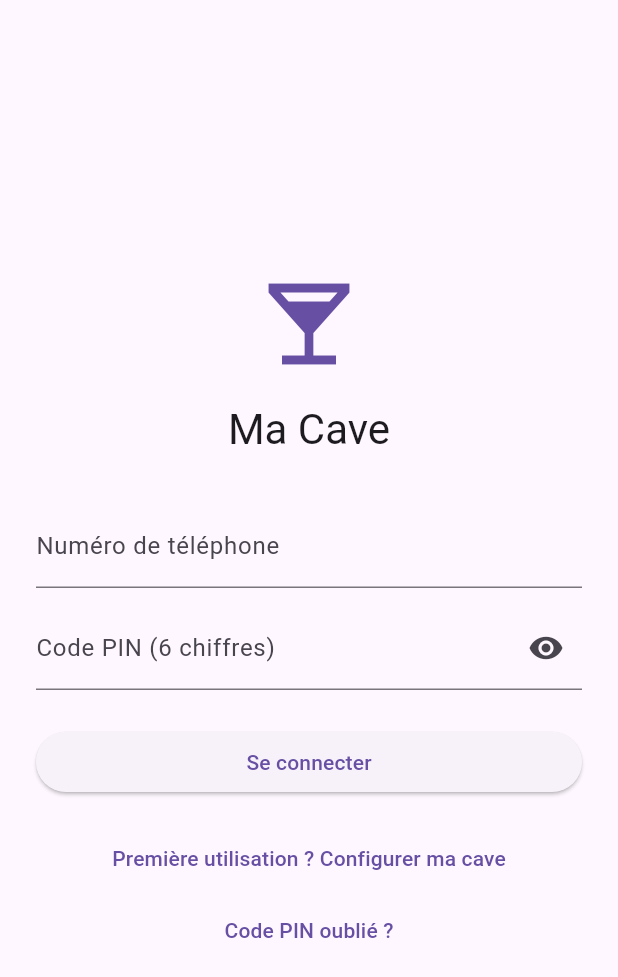
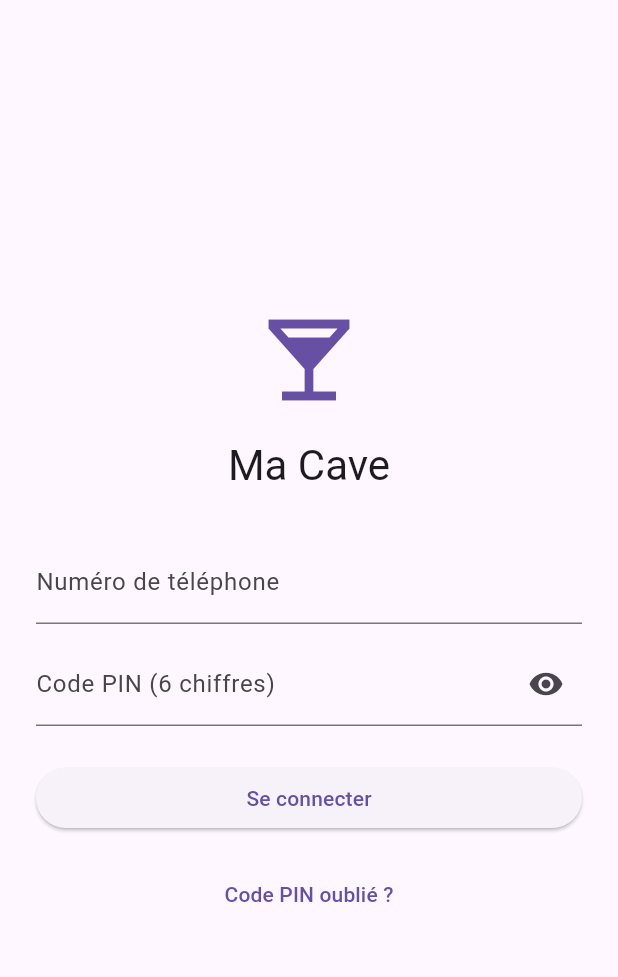
Before and after one commit to ouattaradanou-debug/forevercare-ai, a Flutter app: the LoginScreen screen opened directly, on a phone screen of 412 x 824 dp. Shown: the top 977 px of the screen. Run offline on Flutter 3.47's test engine with Material 3 defaults, Android fonts, the phone set to English and light mode, and no system bars; our stand-ins replace connectivity_plus, drift, flutter_riverpod, go_router, google_fonts, image_picker and 3 more; accounts and stored records are empty; generated files the repository leaves out were written again.

Commit message:
feat(nav): déplace "Configurer ma cave" de l'écran de connexion à l'accueil
Demande explicite. Retiré du LoginScreen ; ajouté sur HomeScreen comme
deuxième icône (à côté de la configuration de la cave courante),
visible pour les mêmes rôles (estResponsable), menant à la même route
/configuration-cave.

Le routeur ne redirige plus /configuration-cave vers / quand une
session est active (seuls /connexion et /pin-oublie gardent cette
redirection). Point signalé avant implémentation : CaveSetupScreen
crée un nouveau compte + une nouvelle cave, pas une édition de la
cave courante — l'utiliser connecté bascule la session sur la
nouvelle cave créée.

Retire le smoke test qui cliquait sur l'ancien lien (plus de bouton
à cliquer sans simuler une connexion complète au préalable).

Co-Authored-By: Claude Sonnet 5 <noreply@anthropic.com>
Claude-Session: https://claude.ai/code/session_01HgLEBHxXLNJZQnJY31vTv2

```diff
--- a/cave_manager/lib/app/router.dart
+++ b/cave_manager/lib/app/router.dart
@@ -35,7 +35,11 @@ GoRouter construireRouteur(Ref ref) {
         return accessibleSansSession ? null : '/connexion';
       }
 
-      if (accessibleSansSession) return '/';
+      // "/configuration-cave" reste accessible une fois connecté (lien
+      // désormais uniquement sur l'écran d'accueil, plus sur l'écran de
+      // connexion) : seuls "/connexion" et "/pin-oublie" n'ont plus de
+      // raison d'être visités avec une session active.
+      if (surConnexion || surPinOublie) return '/';
       return null;
     },
     routes: [
--- a/cave_manager/lib/features/auth/login_screen.dart
+++ b/cave_manager/lib/features/auth/login_screen.dart
@@ -5,8 +5,9 @@ import 'package:go_router/go_router.dart';
 import '../../core/auth/auth_providers.dart';
 
 /// Connexion : téléphone + code PIN. Une seule action principale
-/// ("Se connecter"). Le lien vers "Configurer ma cave" n'est affiché que
-/// pour le tout premier usage de l'appareil (voir router.dart).
+/// ("Se connecter"). "Configurer ma cave" n'est plus accessible depuis cet
+/// écran (retiré sur demande) — uniquement depuis l'écran d'accueil, une
+/// fois connecté (voir `HomeScreen`).
 class LoginScreen extends ConsumerStatefulWidget {
   const LoginScreen({super.key});
 
@@ -122,11 +123,6 @@ class _LoginScreenState extends ConsumerState<LoginScreen> {
                   ),
                   const SizedBox(height: 16),
                   TextButton(
-                    onPressed: () => context.go('/configuration-cave'),
-                    child:
-                        const Text('Première utilisation ? Configurer ma cave'),
-                  ),
-                  TextButton(
                     onPressed: () => context.push('/pin-oublie'),
                     child: const Text('Code PIN oublié ?'),
                   ),
```
Also changed, not shown: cave_manager/lib/features/home/home_screen.dart (+19 -7 lines), 2 other files.
